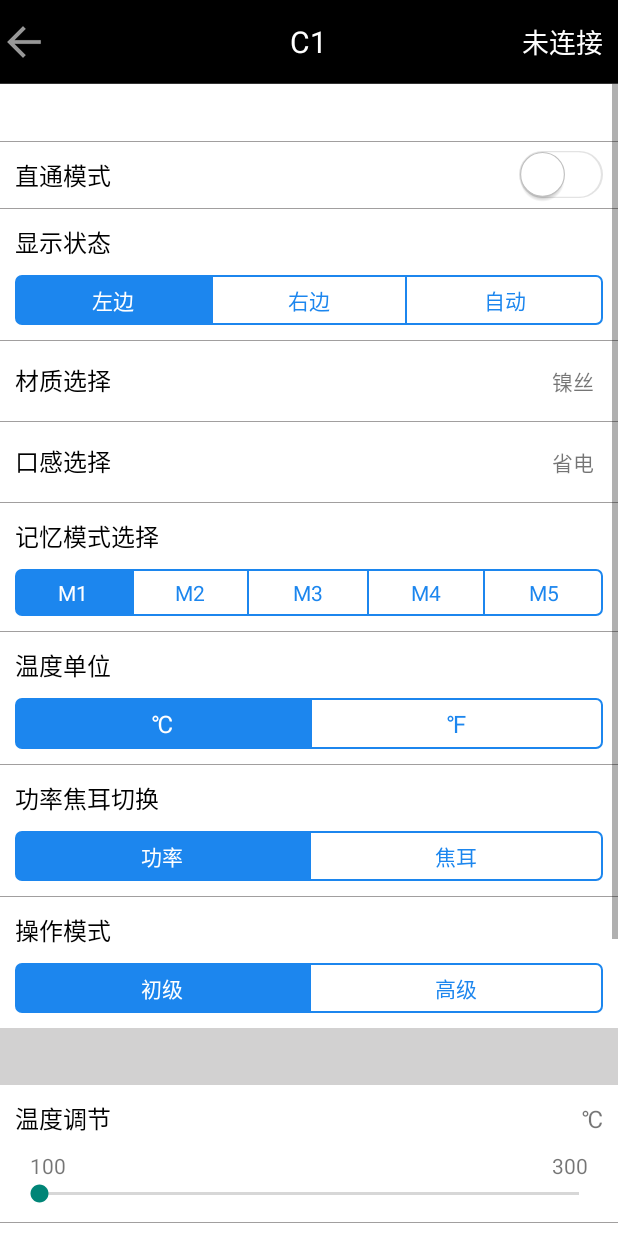
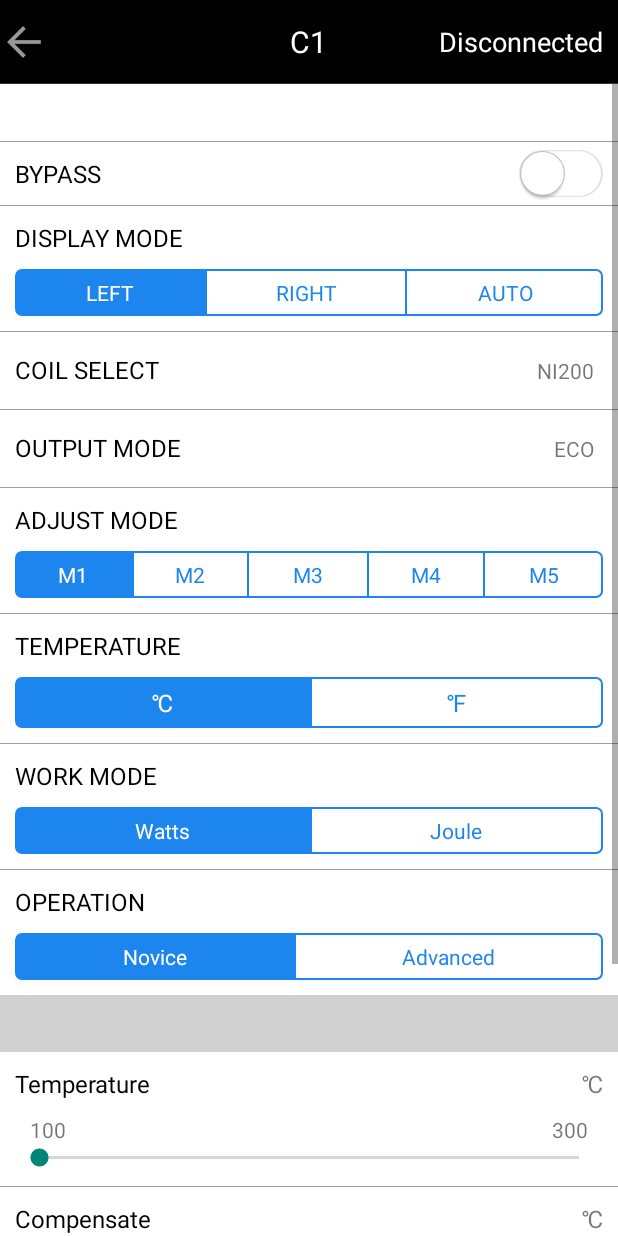
Before and after one commit to androidwuchenghui/SXi, an Android app: the SetActivity screen opened directly, with no data from a screen before it, after a tap on an icon or button, on a phone screen of 412 x 824 dp. Run offline under Robolectric (Android 15) with nearby library versions, the phone set to English and light mode, and no system bars; our stand-ins replace ButterKnife; libraries missing offline, so code that uses them is left out: com.activeandroid, com.activeandroid.annotation, com.activeandroid.query; 36 statements that could not run were skipped.

```diff
--- a/app/src/main/res/values/strings.xml
+++ b/app/src/main/res/values/strings.xml
@@ -2,106 +2,108 @@
     <!-- 中文版    UI元素     -->
     <string name="app_name">SXi</string>
     <string name="title">SXI</string>
-    <string name="connect">连接</string>
-    <string name="text_upgrade">升级</string>
-    <string name="text_set">设置</string>
-    <string name="text_information">设备信息</string>
-    <string name="text_reset">重置</string>
-    <string name="device_name">产品名称</string>
-    <string name="software_name">芯片软件</string>
-    <string name="connectedState">连接状态</string>
-    <string name="Be_sure_to_reset">确定要重置？</string>
-    <string name="sure">确定</string>
-    <string name="cancel">取消</string>
+    <string name="connect">Connection</string>
+    <string name="text_upgrade">Upgrade</string>
+    <string name="text_set">Setting</string>
+    <string name="text_information">Information</string>
+    <string name="text_reset">Reset</string>
+    <string name="device_name">Product Name</string>
+    <string name="software_name">Chip Software</string>
+    <string name="connectedState">Connect State</string>
+    <string name="Be_sure_to_reset">Ready for resetting?</string>
+    <string name="sure">OK</string>
+    <string name="cancel">Cancel</string>
 
     <!--  UI HUD  -->
-    <string name="reset_success">重置成功</string>
-    <string name="searching">搜索中...</string>
-    <string name="connecting">连接中...</string>
-    <string name="Modifying">修改中</string>
-    <string name="connect_successfully">连接成功</string>
+    <string name="reset_success">Reset Success</string>
+    <string name="searching">Searching</string>
+    <string name="connecting">Connecting</string>
+    <string name="Modifying">Modifying</string>
+    <string name="connect_successfully">Connect Success</string>
 
-    <string name="no_device_find">未找到设备</string>
-    <string name="disconnected">已断开连接</string>
-    <string name="reconnect">已重新连接</string>
-    <string name="read">读取</string>
-    <string name="reading">读取中</string>
+    <string name="no_device_find">Not found</string>
+    <string name="disconnected">Disconnected</string>
+    <string name="reconnect">Retrieved</string>
+    <string name="read">Reading</string>
+    <string name="reading">Reading</string>
+    <string name="out_of_limit">Beyond Constraint Too Much</string>
+    <string name="no_support">Peripheral version not support</string>
+    <string name="main_no_connect">No Peripheral connected</string>
+    <string name="point_out_title">Tips</string>
+    <string name="point_out_information_1">Connect failed, may be the password modification function of Bluetooth module is abnormal</string>
+    <string name="point_out_information_2">Please follow the following steps to reset:\nA.Exit the Sxi App.\nB.Operate the device Manually,enter the 『Device Pairing』 interface.\nC.Press down the fire button and keep 5 seconds to enter the bluetooth pairing interface.\nD.Restart the App, search the device again,connect and pairing with the found device.</string>
+    <string name="connect_fail">Load failed</string>
+    <string name="have_been_connected">Device Connected</string>
 
-    <string name="out_of_limit">超出约束太多</string>
-    <string name="no_support">本型号不支持</string>
-    <string name="main_no_connect">未连接设备</string>
-    <string name="point_out_title">提示</string>
-    <string name="point_out_information_1">连接不成功，可能蓝牙模块的密码修改功能出现异常</string>
-    <string name="point_out_information_2">请按照以下操作进行重置：\n1.退出App\n2.手动操作设备,进入『设备配对』菜单\n3.长按Enter键,直到设备显示蓝牙配对画面\n4.重新启动App,重新搜索,并点击连接搜索到的设备来完成配对</string>
-    <string name="close_the_tip">关闭</string>
-    <string name="connect_fail">连接失败</string>
-    <string name="have_been_connected">设备已连接</string>
-    <string name="have_been_not_connected">设备未连接</string>
-    <string name="connected">已连接</string>
-    <string name="no_connected">未连接</string>
-    <string name="save_success">保存成功</string>
-    <string name="double_kill">再按一次退出应用</string>
+    <string name="connected">Connected</string>
+    <string name="no_connected">Device disconnected</string>
+    <string name="save_success">Save success</string>
+    <string name="double_kill">Double click to exit this application</string>
 
 
     <string name="SXi_Q">SXi-Q</string>
     <string name="ID">ID</string>
 
+    <string name="have_been_not_connected">Device disconnected</string>
     <string name="ble_not_supported">BLE is not supported</string>
     <string name="error_bluetooth_not_supported">Bluetooth not supported.</string>
 
     <string name="unknown_device">Unknown device</string>
     <string name="unknown_characteristic">Unknown characteristic</string>
     <string name="unknown_service">Unknown service</string>
-    <string name="no_connect">未连接</string>
+    <string name="no_connect">Disconnected</string>
 
-    <string name="set_detail_model">直通模式</string>
-    <string name="set_display_status">显示状态</string>
-    <string name="set_display_status_left">左边</string>
-    <string name="set_display_status_right">右边</string>
-    <string name="set_display_status_auto">自动</string>
+    <string name="set_detail_model">BYPASS</string>
+    <string name="set_display_status">DISPLAY MODE</string>
+    <string name="set_display_status_left">LEFT</string>
+    <string name="set_display_status_right">RIGHT</string>
+    <string name="set_display_status_auto">AUTO</string>
 
-    <string name="set_material">材质选择</string>
-    <string name="material_nickel_wire">镍丝</string>
-    <string name="material_titanium_wire">钛丝</string>
-    <string name="material_stainless_steel_wire">不锈钢丝</string>
-    <string name="material_alcohol_control">百醇控制</string>
-    <string name="material_TCR_manual">手动TCR</string>
+    <string name="set_material">COIL SELECT</string>
+    <string name="material_nickel_wire">NI200</string>
+    <string name="material_titanium_wire">TI01</string>
+    <string name="material_stainless_steel_wire">SS316</string>
+    <string name="material_alcohol_control">SX_PURE</string>
+    <string name="material_TCR_manual">TCR_MANUAL</string>
 
-    <string name="select_texture">口感选择</string>
-    <string name="texture_power_save">省电</string>
-    <string name="texture_soft">柔和</string>
-    <string name="texture_standard">标准</string>
-    <string name="texture_strong">强劲</string>
-    <string name="texture_super_strong">超强劲</string>
-    <string name="texture_custom_s1">自定义口感-S1</string>
-    <string name="texture_custom_s2">自定义口感-S2</string>
-    <string name="texture_custom_s3">自定义口感-S3</string>
-    <string name="texture_custom_s4">自定义口感-S4</string>
-    <string name="texture_custom_s5">自定义口感-S5</string>
+    <string name="select_texture">OUTPUT MODE</string>
+    <string name="texture_power_save">ECO</string>
+    <string name="texture_soft">SOFT</string>
+    <string name="texture_standard">STANDARD</string>
+    <string name="texture_strong">POWERFUL</string>
+    <string name="texture_super_strong">POWERFUL+</string>
+    <string name="texture_custom_s1">SXiQ_S1</string>
+    <string name="texture_custom_s2">SXiQ_S2</string>
+    <string name="texture_custom_s3">SXiQ_S3</string>
+    <string name="texture_custom_s4">SXiQ_S4</string>
+    <string name="texture_custom_s5">SXiQ_S5</string>
 
-    <string name="select_memory_mode">记忆模式选择</string>
+    <string name="select_memory_mode">ADJUST MODE</string>
     <string name="memory_m1">M1</string>
     <string name="memory_m2">M2</string>
     <string name="memory_m3">M3</string>
     <string name="memory_m4">M4</string>
     <string name="memory_m5">M5</string>
 
-    <string name="select_temperature_unit">温度单位</string>
+    <string name="select_temperature_unit">TEMPERATURE</string>
     <string name="temperature_C">℃</string>
     <string name="temperature_F">℉</string>
 
-    <string name="select_power_joule_switch">功率焦耳切换</string>
-    <string name="power">功率</string>
-    <string name="joule">焦耳</string>
+    <string name="select_power_joule_switch">WORK MODE</string>
+    <string name="power">Watts</string>
+    <string name="joule">Joule</string>
 
-    <string name="select_operation_mode">操作模式</string>
-    <string name="operation_mode_primary">初级</string>
-    <string name="operation_mode_senior">高级</string>
+    <string name="select_operation_mode">OPERATION</string>
+    <string name="operation_mode_primary">Novice</string>
+    <string name="operation_mode_senior">Advanced</string>
 
-    <string name="adjust_temperature">温度调节</string>
-    <string name="compensation_temperature">补偿温度</string>
-    <string name="set_TCR">TCR设置</string>
-    <string name="power_regulation">功率调节</string>
-    <string name="joule_regulation">焦耳调节</string>
+    <string name="adjust_temperature">Temperature</string>
+    <string name="compensation_temperature">Compensate</string>
+    <string name="set_TCR">MANUAL TCR</string>
+    <string name="power_regulation">POWER</string>
+    <string name="joule_regulation">JOULE</string>
+    <string name="close_the_tip">close</string>
+
+
 
 </resources>
```
